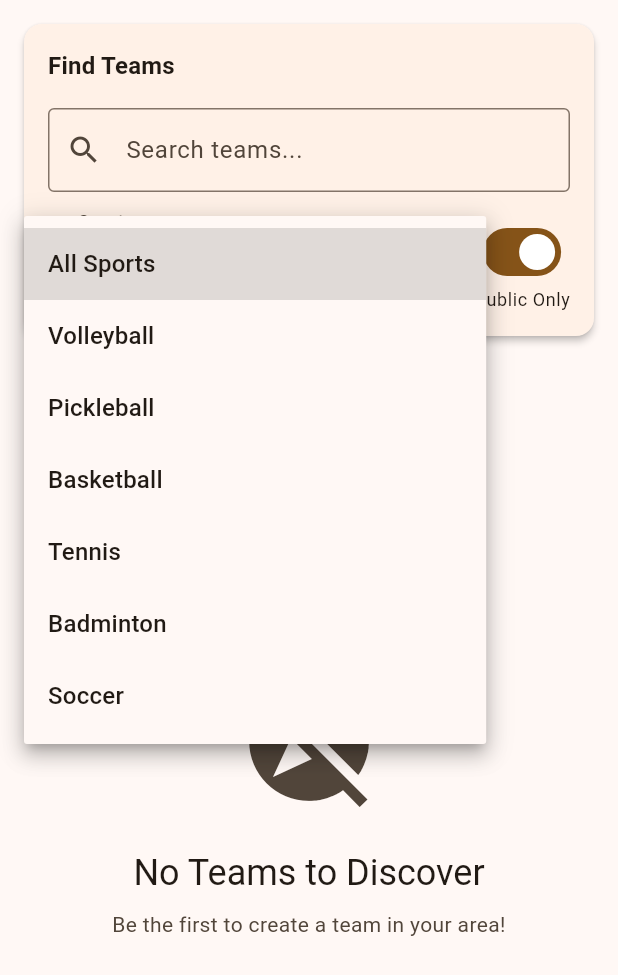
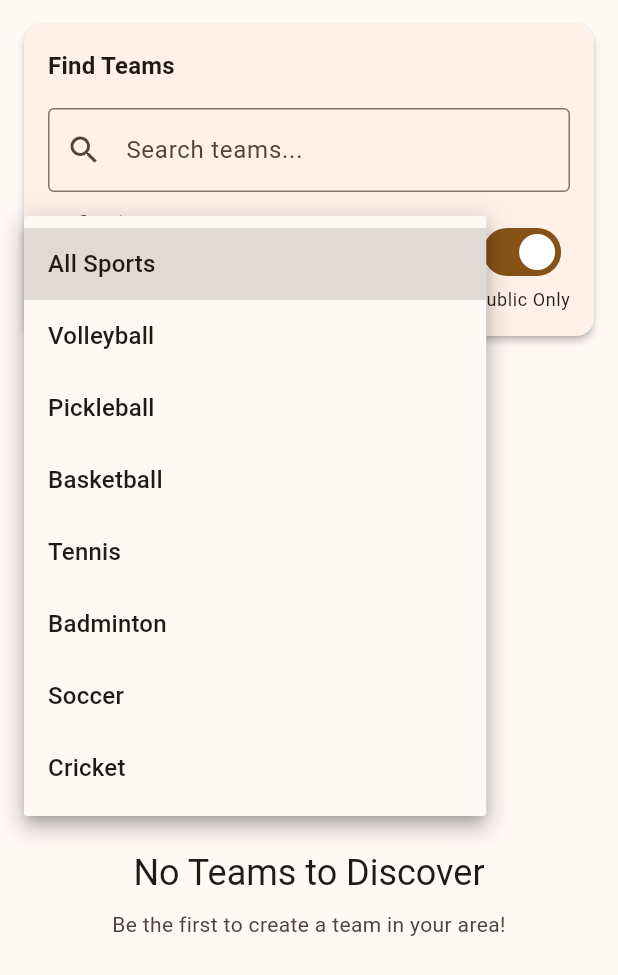
Before and after one commit to droidment/clevervb, a Flutter app: the DiscoverTeamsPage screen opened directly, after a tap on "All Sports", on a phone screen of 412 x 824 dp. Shown: the top 975 px of the screen. Run offline on Flutter 3.47's test engine with Material 3 defaults, Android fonts, the phone set to English and light mode, and no system bars; our stand-ins replace flutter_riverpod, geocoding, geolocator, google_sign_in, image_picker, logger and 4 more; missing offline and left inert: dart:html, dart:js_util; accounts and stored records are empty; generated files the repository leaves out were written again.

Commit message:
feat: add Cricket sport support
 Added 'cricket' to SportType enum for teams.
 Added cricket color mapping in SportUtils.
 Added  emoji for cricket in DeepLinkService.
 Added default max players for cricket in GameService.
 Added cricket icon mapping across UI pages (home dashboard, game detail, teams list, discover teams, create team).

This enables creating teams and games for cricket and displays proper icons, colors, and emojis throughout the app.

```diff
--- a/lib/models/team.dart
+++ b/lib/models/team.dart
@@ -298,7 +298,8 @@ enum SportType {
   basketball,
   tennis,
   badminton,
-  soccer;
+  soccer,
+  cricket;
 
   String get displayName {
     return name.substring(0, 1).toUpperCase() + name.substring(1);
--- a/lib/pages/game_detail_page.dart
+++ b/lib/pages/game_detail_page.dart
@@ -716,6 +716,8 @@ class _GameDetailPageState extends ConsumerState<GameDetailPage> {
         return Icons.sports_tennis;
       case 'soccer':
         return Icons.sports_soccer;
+      case 'cricket':
+        return Icons.sports_cricket;
       default:
         return Icons.sports;
     }
--- a/lib/pages/home/dashboard_page.dart
+++ b/lib/pages/home/dashboard_page.dart
@@ -639,6 +639,8 @@ class _DashboardPageState extends ConsumerState<DashboardPage> {
         return Icons.sports_tennis;
       case 'soccer':
         return Icons.sports_soccer;
+      case 'cricket':
+        return Icons.sports_cricket;
       case 'pickleball':
         return Icons.sports_tennis; // Using tennis icon for pickleball
       default:
--- a/lib/pages/teams/create_team_page.dart
+++ b/lib/pages/teams/create_team_page.dart
@@ -387,6 +387,8 @@ class _CreateTeamPageState extends ConsumerState<CreateTeamPage> {
         return Icons.sports_tennis; // Close enough
       case SportType.badminton:
         return Icons.sports_tennis; // Close enough
+      case SportType.cricket:
+        return Icons.sports_cricket;
     }
   }
 }
--- a/lib/pages/teams/discover_teams_page.dart
+++ b/lib/pages/teams/discover_teams_page.dart
@@ -476,6 +476,8 @@ class _TeamDiscoveryCard extends ConsumerWidget {
         return Icons.sports_tennis;
       case 'soccer':
         return Icons.sports_soccer;
+      case 'cricket':
+        return Icons.sports_cricket;
       case 'pickleball':
         return Icons.sports_tennis;
       case 'badminton':
--- a/lib/pages/teams/teams_page.dart
+++ b/lib/pages/teams/teams_page.dart
@@ -319,6 +319,8 @@ class _TeamCard extends ConsumerWidget {
         return Icons.sports_tennis;
       case 'soccer':
         return Icons.sports_soccer;
+      case 'cricket':
+        return Icons.sports_cricket;
       case 'pickleball':
         return Icons.sports_tennis;
       case 'badminton':
--- a/lib/services/deep_link_service.dart
+++ b/lib/services/deep_link_service.dart
@@ -355,6 +355,8 @@ Tap to join: $link
         return '🏸';
       case 'soccer':
         return '⚽';
+      case 'cricket':
+        return '🏏';
       default:
         return '🏅';
     }
--- a/lib/services/game_service.dart
+++ b/lib/services/game_service.dart
@@ -630,6 +630,8 @@ class GameService {
         return 4;
       case 'soccer':
         return 22;
+      case 'cricket':
+        return 22; // 11-a-side
       default:
         return Env.defaultMaxPlayers;
     }
--- a/lib/utils/sport_utils.dart
+++ b/lib/utils/sport_utils.dart
@@ -20,6 +20,8 @@ class SportUtils {
         return Colors.purple; // 🏸
       case 'soccer':
         return Colors.teal; // ⚽
+      case 'cricket':
+        return Colors.lightGreen; // 🏏
       default:
         return Colors.grey;
     }
```
